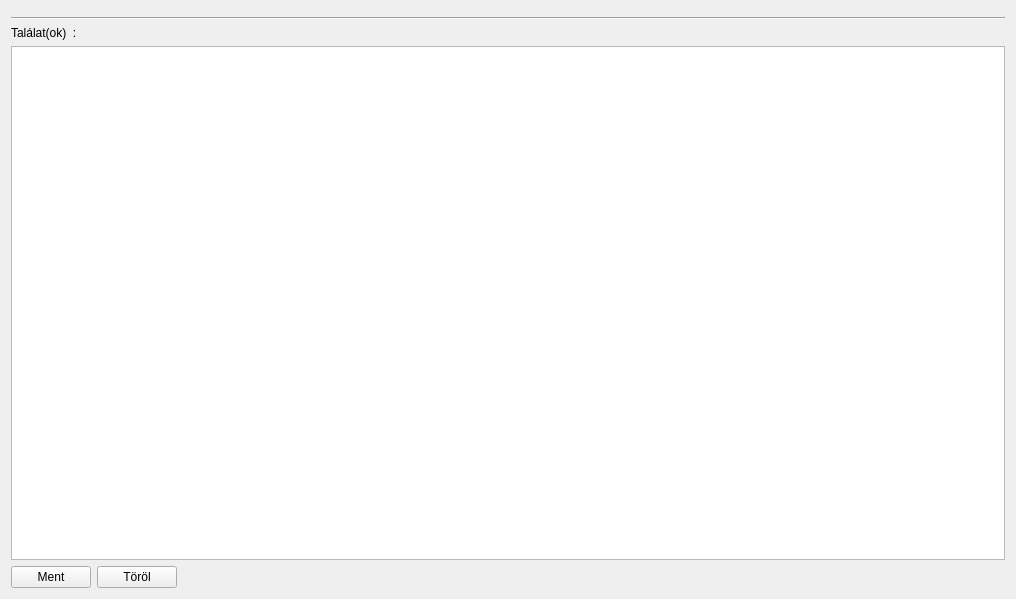
First picture: the form in lv2g/basefind.ui, repository csikfer/lanview2, before the edit.
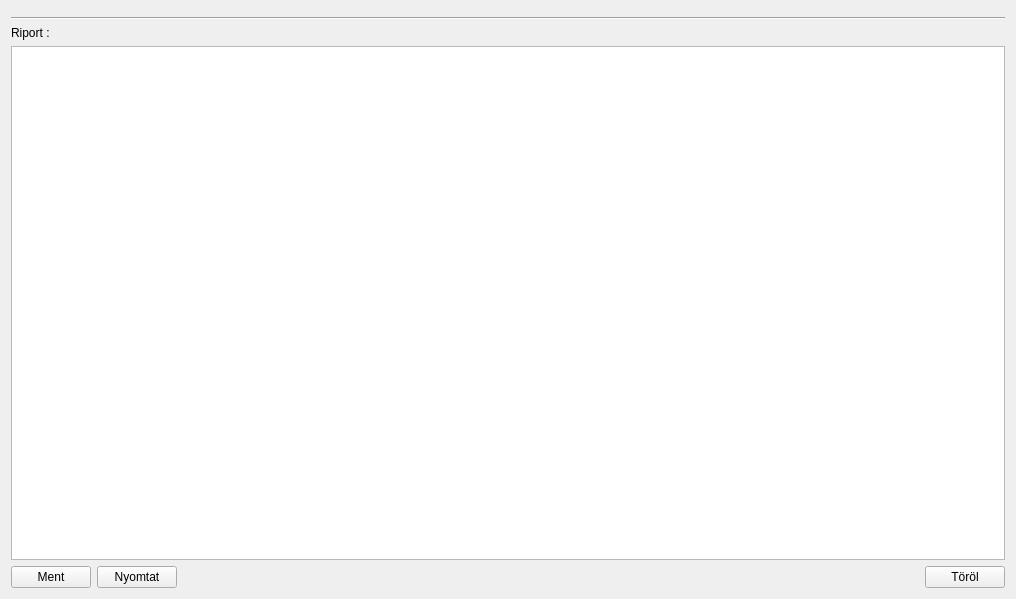
Second picture: the form after the edit.

The edit to the form file:
```diff
--- a/lv2g/basefind.ui
+++ b/lv2g/basefind.ui
@@ -27,7 +27,7 @@
    <item>
     <widget class="QLabel" name="labelReport">
      <property name="text">
-      <string>Találat(ok)  :</string>
+      <string>Riport :</string>
      </property>
     </widget>
    </item>
@@ -48,9 +48,9 @@
       </widget>
      </item>
      <item>
-      <widget class="QPushButton" name="pushButtonClear">
+      <widget class="QPushButton" name="pushButtonPrint">
        <property name="text">
-        <string>Töröl</string>
+        <string>Nyomtat</string>
        </property>
       </widget>
      </item>
@@ -67,6 +67,13 @@
        </property>
       </spacer>
      </item>
+     <item>
+      <widget class="QPushButton" name="pushButtonClear">
+       <property name="text">
+        <string>Töröl</string>
+       </property>
+      </widget>
+     </item>
     </layout>
    </item>
   </layout>
```
Left out of the diff: 2 changed lines with no effect on the pictures.
